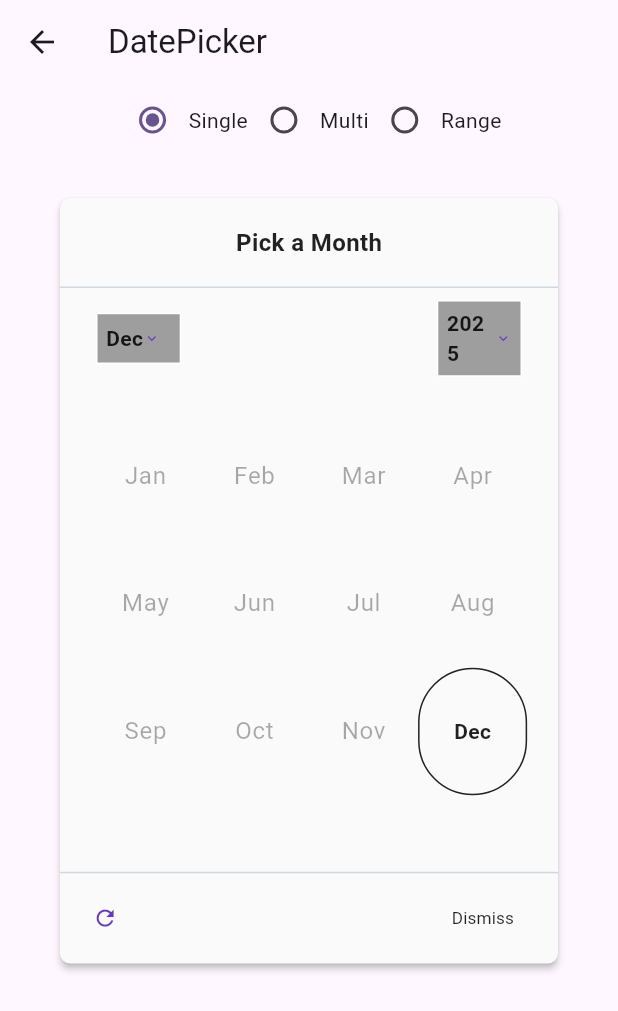
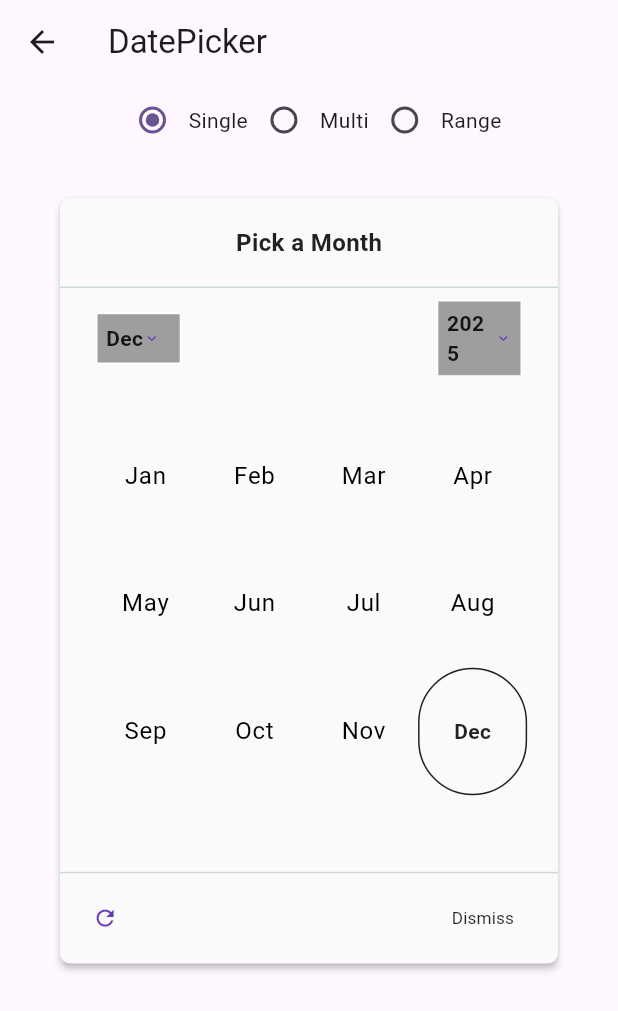
Before and after one commit to xymbia/flutter_realm, a Flutter app: the DatePickerPage screen opened directly, after a tap on "Dec", on a phone screen of 412 x 824 dp. Shown: the top 1011 px of the screen. Run offline on Flutter 3.47's test engine with Material 3 defaults, Android fonts, the phone set to English and light mode, and no system bars; our stand-ins replace dotted_border, dropdown_button2, flutter_screenutil, logger.

Commit message:
- Updated month & year selected colors

```diff
--- a/lib/widgets/date_picker_impl/_month_picker.dart
+++ b/lib/widgets/date_picker_impl/_month_picker.dart
@@ -124,7 +124,7 @@ class _MonthPickerState extends State<_MonthPicker> {
     if (isSelected || isCurrentlyDisplayedMonth) {
       textColor = colorScheme.onSurface.withValues(alpha: 0.87);
     } else if (!isMonthSelectable) {
-      textColor = colorScheme.onSurface.withValues(alpha: 0.38);
+      textColor = widget.config.isTodayHighlightColor ?? colorScheme.onSurface.withValues(alpha: 0.38);
     } else if (isCurrentMonth) {
       textColor =
           widget.config.selectedDayHighlightColor ?? colorScheme.primary;
--- a/lib/widgets/date_picker_impl/year_picker.dart
+++ b/lib/widgets/date_picker_impl/year_picker.dart
@@ -121,14 +121,14 @@ class _YearPickerState extends State<YearPicker> {
 
     final Color textColor;
     if (isSelected || isCurrentlyDisplayedYear) {
-      textColor = colorScheme.onSurface.withValues(alpha: 0.87);
+      textColor =  widget.config.isTodayHighlightColor ?? colorScheme.onSurface.withValues(alpha: 0.87);
     } else if (isDisabled) {
       textColor = colorScheme.onSurface.withValues(alpha: 0.38);
     } else if (isCurrentYear) {
       textColor =
           widget.config.selectedDayHighlightColor ?? colorScheme.primary;
     } else {
-      textColor = colorScheme.onSurface.withValues(alpha: 0.87);
+      textColor =  widget.config.isTodayHighlightColor ??colorScheme.onSurface.withValues(alpha: 0.87);
     }
     TextStyle? itemStyle = widget.config.yearTextStyle ??
         textTheme.bodyLarge?.apply(color: textColor);
```
